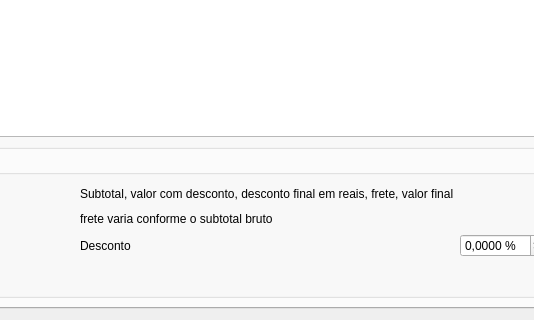
Qt form orcamento.ui (lellisls/ERP-STACCATO) before a commit; both pictures show x 260 to 794 and y 284 to 604 of the 1173 by 604 pixel window.
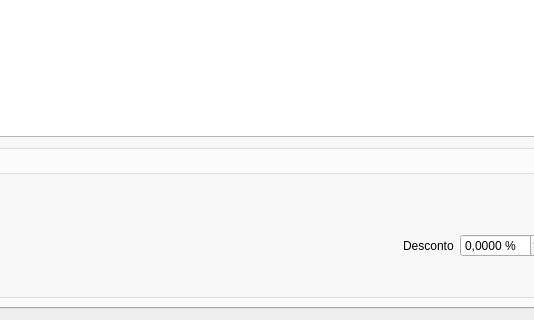
The same form after that commit. Custom widgets are drawn as their Qt base class.

Commit message: Removido texto temporário

What changed in the file:
```diff
--- a/orcamento.ui
+++ b/orcamento.ui
@@ -972,20 +972,6 @@
               </property>
              </widget>
             </item>
-            <item row="0" column="0">
-             <widget class="QLabel" name="label_27">
-              <property name="text">
-               <string>Subtotal, valor com desconto, desconto final em reais, frete, valor final</string>
-              </property>
-             </widget>
-            </item>
-            <item row="2" column="0">
-             <widget class="QLabel" name="label_28">
-              <property name="text">
-               <string>frete varia conforme o subtotal bruto</string>
-              </property>
-             </widget>
-            </item>
            </layout>
           </item>
          </layout>
```
